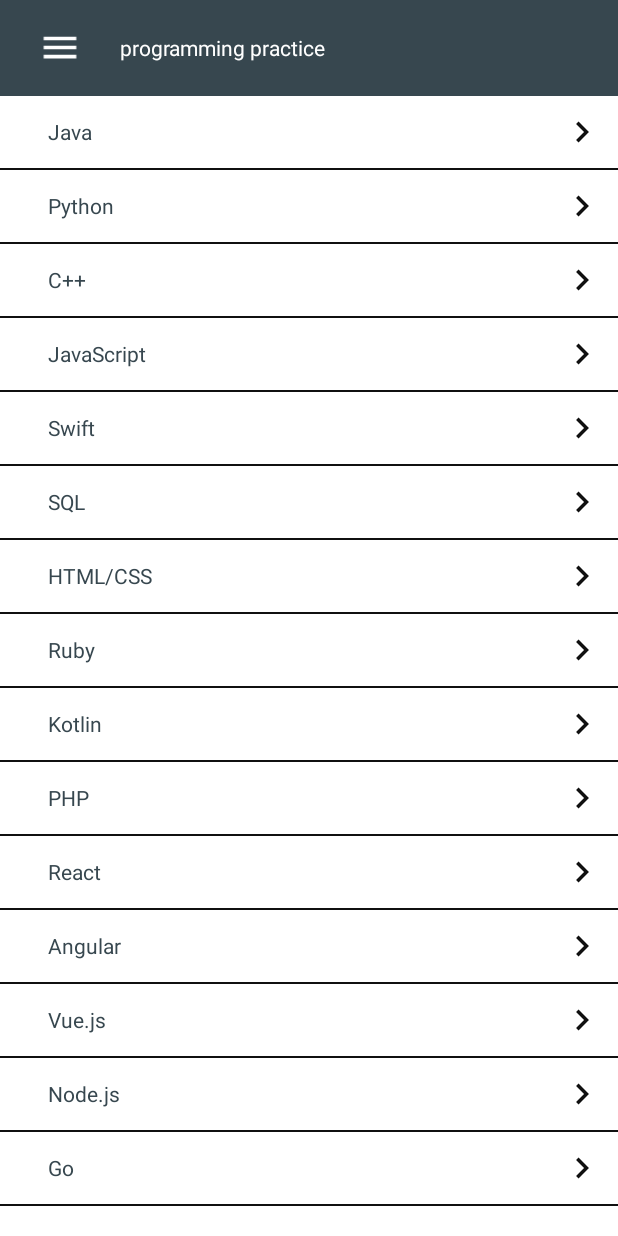
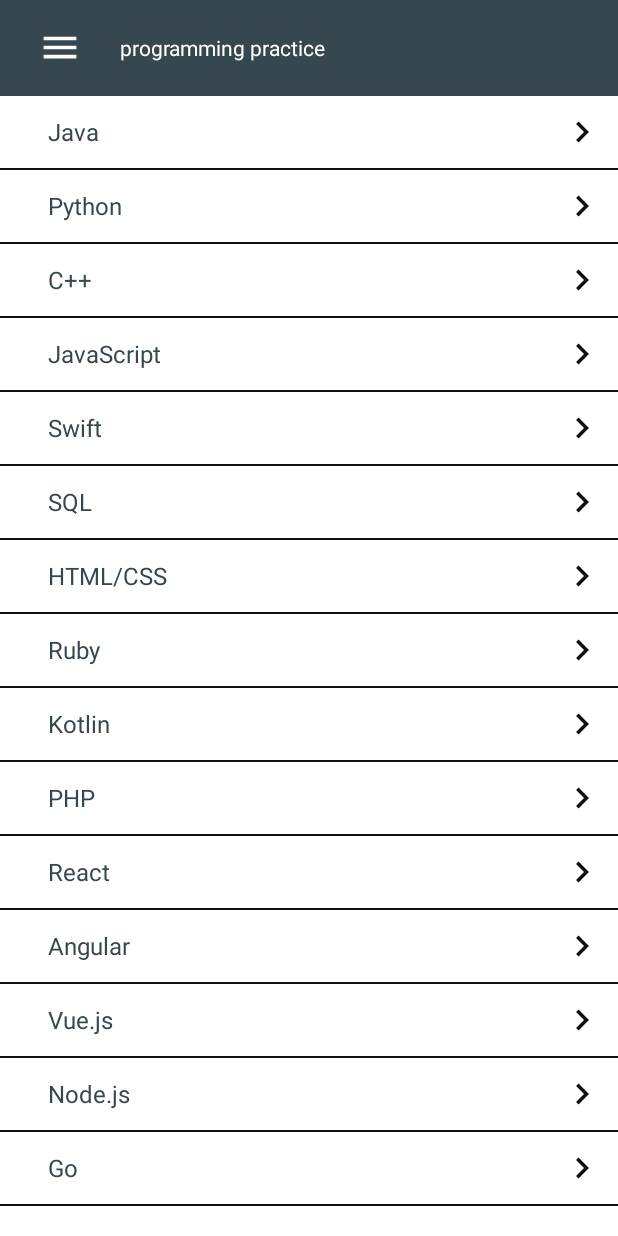
Before and after one commit to Kavan2003/programing_practice, an Android app: the screen it shows after launch (MainActivity), on a phone screen of 412 x 824 dp. Run offline under Robolectric (Android 15) with nearby library versions, the phone set to English and light mode, and no system bars.

Commit message:
Courses Name font Size 16sp

```diff
--- a/app/src/main/res/layout/list_item.xml
+++ b/app/src/main/res/layout/list_item.xml
@@ -21,6 +21,7 @@
             android:layout_height="wrap_content"
             android:layout_weight="0.9"
             android:paddingStart="32sp"
+            android:textSize="16sp"
             android:layout_gravity="center"
             android:textColor="@color/primary"
             tools:ignore="RtlSymmetry" />
```
